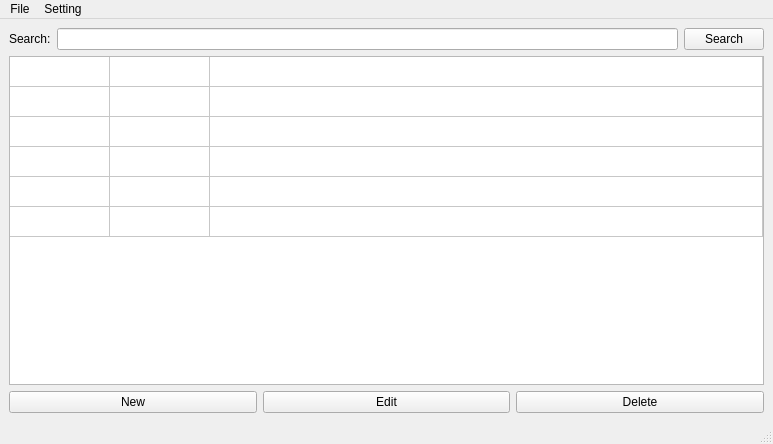
Before: the Qt Designer form phonebook.ui in realshuncle/Phonebook, drawn with Qt 5.
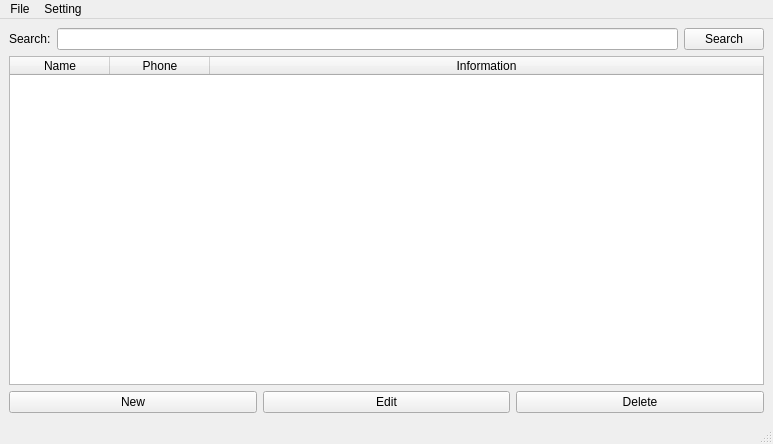
After: the same form once the commit is applied.

Commit message: Пытаюсь сделать форму интерактивной.

Diff of the .ui file:
```diff
--- a/phonebook.ui
+++ b/phonebook.ui
@@ -103,7 +103,7 @@
        <bool>true</bool>
       </property>
       <attribute name="horizontalHeaderVisible">
-       <bool>false</bool>
+       <bool>true</bool>
       </attribute>
       <attribute name="horizontalHeaderCascadingSectionResizes">
        <bool>false</bool>
@@ -117,49 +117,19 @@
       <attribute name="verticalHeaderVisible">
        <bool>false</bool>
       </attribute>
-      <row>
-       <property name="text">
-        <string>Новая строка</string>
-       </property>
-      </row>
-      <row>
-       <property name="text">
-        <string>Новая строка</string>
-       </property>
-      </row>
-      <row>
-       <property name="text">
-        <string>Новая строка</string>
-       </property>
-      </row>
-      <row>
-       <property name="text">
-        <string>Новая строка</string>
-       </property>
-      </row>
-      <row>
-       <property name="text">
-        <string>Новая строка</string>
-       </property>
-      </row>
-      <row>
-       <property name="text">
-        <string>Новая строка</string>
-       </property>
-      </row>
       <column>
        <property name="text">
-        <string>Новый столбец</string>
+        <string>Name</string>
        </property>
       </column>
       <column>
        <property name="text">
-        <string>Новый столбец</string>
+        <string>Phone</string>
        </property>
       </column>
       <column>
        <property name="text">
-        <string>Новый столбец</string>
+        <string>Information</string>
        </property>
       </column>
      </widget>
```
Left out of the diff: 2 changed lines with no effect on the pictures. The commit also changes 5 other files.
